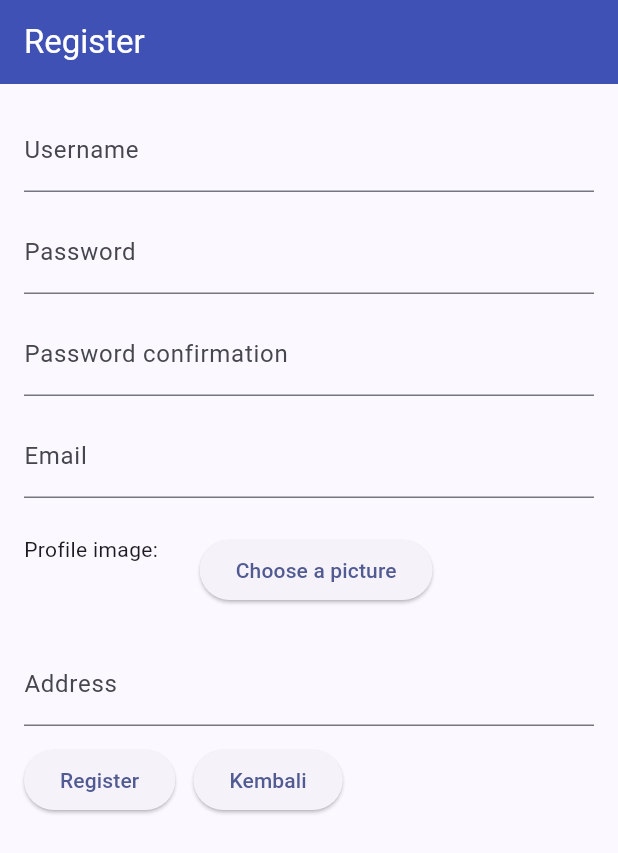
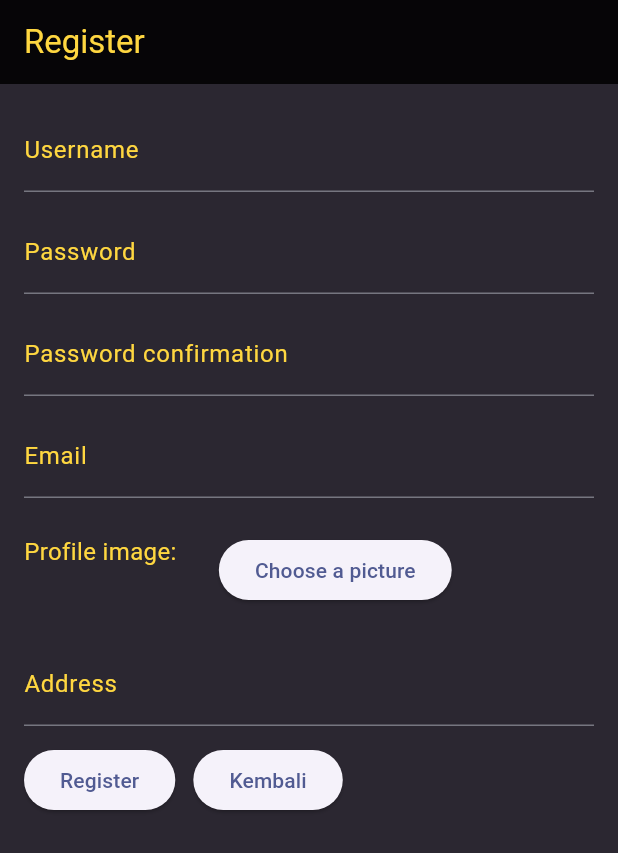
Before and after one commit to KelompokD02PBP/readify_app, a Flutter app: the screen it shows after launch, after a tap on "Register", on a phone screen of 412 x 824 dp. Shown: the top 853 px of the screen. Run offline on Flutter 3.47's test engine with Material 3 defaults, Android fonts, the light colour scheme and no system bars; our stand-ins replace image_picker, shared_preferences; network calls fail; Roboto replaces fonts that are missing (GoogleDisplay).

Commit message:
Add logout button, Make login and register screen consistent with app style

```diff
--- a/lib/screens/login.dart
+++ b/lib/screens/login.dart
@@ -1,7 +1,6 @@
 import 'package:flutter/material.dart';
 import 'package:readify_app/classes/pbp_django_auth.dart';
 import 'package:provider/provider.dart';
-import 'package:readify_app/screens/profile.dart';
 import 'package:readify_app/screens/register.dart';
 import 'package:readify_app/screens/HomePage.dart';
 
@@ -40,10 +39,14 @@ class _LoginPageState extends State<LoginPage> {
     final request = context.watch<CookieRequest>();
     return Scaffold(
       appBar: AppBar(
-        title: const Text('Login'),
-        backgroundColor: Colors.indigo,
-        foregroundColor: Colors.white,
+        title: const Text(
+          'Login',
+          style: TextStyle(fontFamily:"GoogleDisplay"),
+        ),
+        backgroundColor: Colors.black87,
+        foregroundColor: Colors.amberAccent,
       ),
+      backgroundColor: const Color.fromARGB(255, 43, 39, 49),
       body: Container(
         padding: const EdgeInsets.all(16.0),
         child: Column(
@@ -51,15 +54,19 @@ class _LoginPageState extends State<LoginPage> {
           children: [
             TextField(
               controller: _usernameController,
+              style: const TextStyle(color: Color.fromARGB(179, 255, 255, 255)),
               decoration: const InputDecoration(
                 labelText: 'Username',
+                labelStyle: TextStyle(color: Colors.amberAccent),
               ),
             ),
             const SizedBox(height: 12.0),
             TextField(
               controller: _passwordController,
+              style:const TextStyle(color: Color.fromARGB(179, 255, 255, 255),),
               decoration: const InputDecoration(
                 labelText: 'Password',
+                labelStyle: TextStyle(color: Colors.amberAccent),
               ),
               obscureText: true,
             ),
--- a/lib/screens/register.dart
+++ b/lib/screens/register.dart
@@ -29,10 +29,14 @@ class _RegisterPageState extends State<RegisterPage> {
     final request = context.watch<CookieRequest>();
     return Scaffold(
       appBar: AppBar(
-        title: const Text('Register'),
-        backgroundColor: Colors.indigo,
-        foregroundColor: Colors.white,
+        title: const Text(
+          'Register',
+          style: TextStyle(fontFamily:"GoogleDisplay"),
+        ),
+        backgroundColor: Colors.black87,
+        foregroundColor: Colors.amberAccent,
       ),
+      backgroundColor: const Color.fromARGB(255, 43, 39, 49),
       body: SingleChildScrollView(
         padding: const EdgeInsets.all(16.0),
         child: Column(
@@ -41,37 +45,51 @@ class _RegisterPageState extends State<RegisterPage> {
           children: [
             TextField(
               controller: _usernameController,
+              style: const TextStyle(color: Color.fromARGB(179, 255, 255, 255)),
               decoration: const InputDecoration(
                 labelText: 'Username',
+                labelStyle: TextStyle(color: Colors.amberAccent),
               ),
             ),
             const SizedBox(height: 12.0),
             TextField(
               controller: _password1Controller,
+              style: const TextStyle(color: Color.fromARGB(179, 255, 255, 255)),
               decoration: const InputDecoration(
                 labelText: 'Password',
+                labelStyle: TextStyle(color: Colors.amberAccent),
               ),
               obscureText: true,
             ),
             const SizedBox(height: 12.0),
             TextField(
               controller: _password2Controller,
+              style: const TextStyle(color: Color.fromARGB(179, 255, 255, 255)),
               decoration: const InputDecoration(
                 labelText: 'Password confirmation',
+                labelStyle: TextStyle(color: Colors.amberAccent),
               ),
               obscureText: true,
             ),
             const SizedBox(height: 12.0),
             TextField(
               controller: _emailController,
+              style: const TextStyle(color: Color.fromARGB(179, 255, 255, 255)),
               decoration: const InputDecoration(
                 labelText: 'Email',
+                labelStyle: TextStyle(color: Colors.amberAccent),
               ),
             ),
             const SizedBox(height: 24.0),
             Wrap(
               children: <Widget>[
-                const Text("Profile image: "),
+                const Text(
+                  "Profile image: ",
+                  style: TextStyle(
+                    fontSize: 16,
+                    color: Colors.amberAccent
+                  ),
+                ),
                 imageName,
                 const SizedBox(width: 24.0),
                 ElevatedButton(
@@ -96,8 +114,10 @@ class _RegisterPageState extends State<RegisterPage> {
             const SizedBox(height: 24.0),
             TextField(
               controller: _addressController,
+              style: const TextStyle(color: Color.fromARGB(179, 255, 255, 255)),
               decoration: const InputDecoration(
                 labelText: 'Address',
+                labelStyle: TextStyle(color: Colors.amberAccent),
               ),
             ),
             const SizedBox(height: 12.0),
```
Also changed, not shown: lib/widgets/Drawer.dart (+28 -0 lines), lib/screens/HomePage.dart (indentation only).
